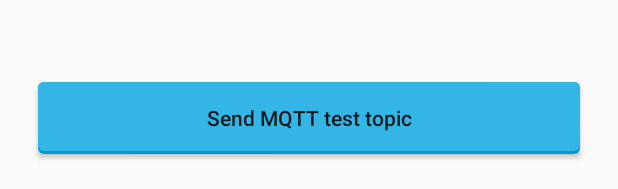
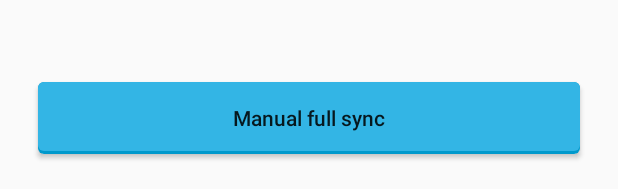
Before and after one commit to oliexdev/openScale-sync, an Android app: the layout fragment_mqtt.xml on its own in the app's theme, with its tools: preview values and no code run, on a phone screen of 412 x 824 dp. Shown: the part 1044-1233 px from the top of the screen. Run offline under Robolectric (Android 15) with nearby library versions, the phone set to English and light mode, and no system bars.

Commit message:
added full sync for MQTT

```diff
--- a/src/app/src/main/res/layout/fragment_google_fit.xml
+++ b/src/app/src/main/res/layout/fragment_google_fit.xml
@@ -37,13 +37,13 @@
             android:visibility="gone" />
 
         <Button
-            android:id="@+id/btnManualSync"
+            android:id="@+id/btnGoogleFitSync"
             android:layout_width="match_parent"
             android:layout_height="wrap_content"
             android:layout_gravity="bottom"
             android:layout_margin="10dp"
             android:background="@drawable/flat_selector"
             android:textAllCaps="false"
-            android:text="@string/txt_manual_sync_data" />
+            android:text="@string/txt_manual_full_sync" />
     </LinearLayout>
 </LinearLayout>
--- a/src/app/src/main/res/layout/fragment_mqtt.xml
+++ b/src/app/src/main/res/layout/fragment_mqtt.xml
@@ -95,14 +95,21 @@
         android:gravity="bottom"
         android:orientation="vertical">
 
+        <ProgressBar
+            android:id="@+id/progressBar"
+            style="?android:attr/progressBarStyle"
+            android:layout_width="match_parent"
+            android:layout_height="wrap_content"
+            android:visibility="gone" />
+
         <Button
-            android:id="@+id/btnMQTT"
+            android:id="@+id/btnMQTTSync"
             android:layout_width="match_parent"
             android:layout_height="wrap_content"
             android:layout_gravity="bottom"
             android:layout_margin="10dp"
             android:background="@drawable/flat_selector"
             android:textAllCaps="false"
-            android:text="@string/txt_test_connection_mqtt" />
+            android:text="@string/txt_manual_full_sync" />
     </LinearLayout>
 </LinearLayout>
--- a/src/app/src/main/res/values/strings.xml
+++ b/src/app/src/main/res/values/strings.xml
@@ -43,7 +43,7 @@
     <string name="txt_enable_debug_mode">Enable debug mode</string>
     <string name="txt_about">About</string>
     <string name="txt_googleFit_sync">GoogleFit sync</string>
-    <string name="txt_manual_sync_data">Manual sync data</string>
+    <string name="txt_manual_full_sync">Manual full sync</string>
 
     <string name="txt_btn_ok">Ok</string>
     <string name="txt_about_info">Copyright (C) 2019 All Rights Reserved\nby olie.xdev@googlemail.com</string>
@@ -73,7 +73,6 @@
 
     <string name="txt_mqtt_sync">MQTT sync</string>
     <string name="txt_mqtt_status_connection">MQTT status</string>
-    <string name="txt_test_connection_mqtt">Send MQTT test topic</string>
     <string name="txt_mqtt_connection_sucessful">MQTT connection successful</string>
 
     <string name="txt_mqtt_status">MQTT status</string>
```
Also changed, not shown: src/app/src/main/java/com/health/openscale/sync/core/sync/MQTTSync.java (+3 -6 lines), src/app/src/main/java/com/health/openscale/sync/gui/fragments/GoogleFitFragment.java (+16 -13 lines), src/app/src/main/java/com/health/openscale/sync/gui/fragments/MQTTFragment.java (+63 -8 lines).
